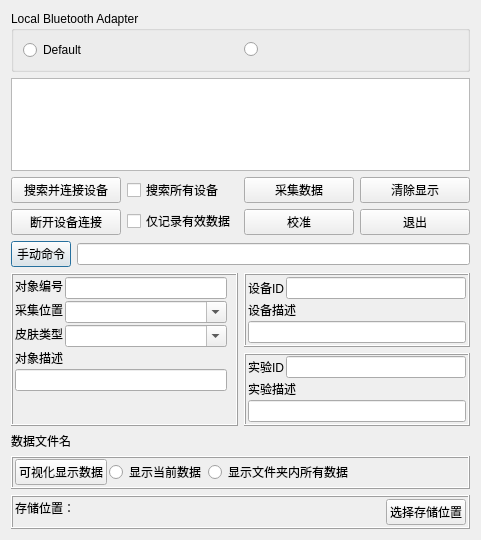
Above: chat.ui from curious-heart/pc_ble_chat before the change. Below: the same form after it.
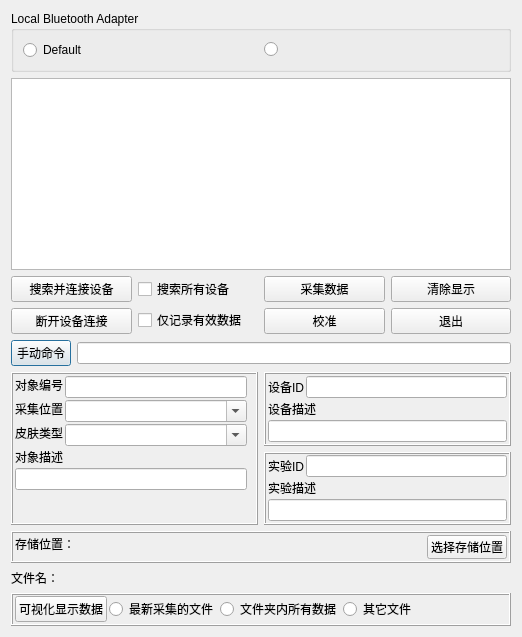
That is the form after the change.

Patch:
```diff
--- a/chat.ui
+++ b/chat.ui
@@ -6,7 +6,7 @@
    <rect>
     <x>0</x>
     <y>0</y>
-    <width>481</width>
+    <width>522</width>
     <height>540</height>
    </rect>
   </property>
@@ -62,12 +62,26 @@
        </item>
        <item>
         <widget class="QTextEdit" name="chat">
+         <property name="sizePolicy">
+          <sizepolicy hsizetype="Expanding" vsizetype="MinimumExpanding">
+           <horstretch>0</horstretch>
+           <verstretch>0</verstretch>
+          </sizepolicy>
+         </property>
          <property name="maximumSize">
           <size>
            <width>16777215</width>
-           <height>206</height>
+           <height>256</height>
           </size>
          </property>
+         <property name="font">
+          <font>
+           <family>Courier New</family>
+           <pointsize>10</pointsize>
+           <italic>false</italic>
+           <bold>false</bold>
+          </font>
+         </property>
          <property name="focusPolicy">
           <enum>Qt::NoFocus</enum>
          </property>
@@ -434,95 +448,19 @@
      <item>
       <layout class="QHBoxLayout" name="horizontalLayout_7">
        <item>
-        <widget class="QLabel" name="currFileNameLabel">
-         <property name="sizePolicy">
-          <sizepolicy hsizetype="Preferred" vsizetype="Fixed">
-           <horstretch>0</horstretch>
-           <verstretch>0</verstretch>
-          </sizepolicy>
-         </property>
-         <property name="text">
-          <string>数据文件名</string>
-         </property>
-        </widget>
-       </item>
-      </layout>
-     </item>
-     <item>
-      <widget class="QFrame" name="frame">
-       <property name="sizePolicy">
-        <sizepolicy hsizetype="Expanding" vsizetype="Maximum">
-         <horstretch>0</horstretch>
-         <verstretch>0</verstretch>
-        </sizepolicy>
-       </property>
-       <property name="minimumSize">
-        <size>
-         <width>10</width>
-         <height>0</height>
-        </size>
-       </property>
-       <property name="frameShape">
-        <enum>QFrame::Box</enum>
-       </property>
-       <property name="frameShadow">
-        <enum>QFrame::Raised</enum>
-       </property>
-       <layout class="QHBoxLayout" name="horizontalLayout_11">
-        <property name="spacing">
-         <number>2</number>
-        </property>
-        <property name="leftMargin">
-         <number>2</number>
-        </property>
-        <property name="topMargin">
-         <number>1</number>
-        </property>
-        <property name="rightMargin">
-         <number>2</number>
-        </property>
-        <property name="bottomMargin">
-         <number>2</number>
-        </property>
-        <item>
-         <widget class="QPushButton" name="fileVisualButton">
-          <property name="text">
-           <string>可视化显示数据</string>
-          </property>
-         </widget>
-        </item>
-        <item>
-         <widget class="QRadioButton" name="currFolderradioButton">
-          <property name="text">
-           <string>显示当前数据</string>
-          </property>
-         </widget>
-        </item>
-        <item>
-         <widget class="QRadioButton" name="currFileradioButton">
-          <property name="text">
-           <string>显示文件夹内所有数据</string>
-          </property>
-         </widget>
-        </item>
-        <item>
-         <spacer name="horizontalSpacer_2">
-          <property name="orientation">
-           <enum>Qt::Horizontal</enum>
-          </property>
-          <property name="sizeHint" stdset="0">
-           <size>
-            <width>40</width>
-            <height>20</height>
-           </size>
-          </property>
-         </spacer>
-        </item>
-       </layout>
-      </widget>
-     </item>
-     <item>
       <widget class="QFrame" name="frame_2">
+         <property name="sizePolicy">
+          <sizepolicy hsizetype="Preferred" vsizetype="Minimum">
+           <horstretch>0</horstretch>
+           <verstretch>0</verstretch>
+          </sizepolicy>
+         </property>
+         <property name="maximumSize">
+          <size>
+           <width>16777215</width>
+           <height>70</height>
+          </size>
+         </property>
        <property name="frameShape">
         <enum>QFrame::Box</enum>
        </property>
@@ -577,7 +515,7 @@
             <property name="sizeHint" stdset="0">
              <size>
               <width>20</width>
-              <height>40</height>
+                <height>8</height>
              </size>
             </property>
            </spacer>
@@ -589,7 +527,7 @@
           <item>
            <widget class="QLabel" name="storePathDisplay">
             <property name="sizePolicy">
-             <sizepolicy hsizetype="Expanding" vsizetype="Preferred">
+               <sizepolicy hsizetype="Expanding" vsizetype="Minimum">
               <horstretch>0</horstretch>
               <verstretch>0</verstretch>
              </sizepolicy>
@@ -597,7 +535,7 @@
             <property name="maximumSize">
              <size>
               <width>16777215</width>
-              <height>48</height>
+                <height>64</height>
              </size>
             </property>
             <property name="text">
@@ -611,19 +549,6 @@
             </property>
            </widget>
           </item>
-          <item>
-           <spacer name="verticalSpacer_4">
-            <property name="orientation">
-             <enum>Qt::Vertical</enum>
-            </property>
-            <property name="sizeHint" stdset="0">
-             <size>
-              <width>20</width>
-              <height>40</height>
-             </size>
-            </property>
-           </spacer>
-          </item>
          </layout>
         </item>
         <item>
@@ -636,6 +561,12 @@
               <verstretch>0</verstretch>
              </sizepolicy>
             </property>
+              <property name="maximumSize">
+               <size>
+                <width>16777215</width>
+                <height>24</height>
+               </size>
+              </property>
             <property name="text">
              <string>选择存储位置</string>
             </property>
@@ -649,12 +580,130 @@
             <property name="sizeHint" stdset="0">
              <size>
               <width>20</width>
-              <height>40</height>
+                <height>0</height>
              </size>
             </property>
            </spacer>
           </item>
          </layout>
+          </item>
+         </layout>
+        </widget>
+       </item>
+      </layout>
+     </item>
+     <item>
+      <layout class="QHBoxLayout" name="horizontalLayout_3" stretch="1,9">
+       <item>
+        <widget class="QLabel" name="displayedFileLabel">
+         <property name="maximumSize">
+          <size>
+           <width>16777215</width>
+           <height>16777215</height>
+          </size>
+         </property>
+         <property name="text">
+          <string>文件名：</string>
+         </property>
+        </widget>
+       </item>
+       <item>
+        <widget class="QLabel" name="currFileNameLabel">
+         <property name="sizePolicy">
+          <sizepolicy hsizetype="Preferred" vsizetype="Fixed">
+           <horstretch>0</horstretch>
+           <verstretch>0</verstretch>
+          </sizepolicy>
+         </property>
+         <property name="maximumSize">
+          <size>
+           <width>16777215</width>
+           <height>16777215</height>
+          </size>
+         </property>
+         <property name="text">
+          <string/>
+         </property>
+        </widget>
+       </item>
+      </layout>
+     </item>
+     <item>
+      <widget class="QFrame" name="frame">
+       <property name="sizePolicy">
+        <sizepolicy hsizetype="Expanding" vsizetype="Maximum">
+         <horstretch>0</horstretch>
+         <verstretch>0</verstretch>
+        </sizepolicy>
+       </property>
+       <property name="minimumSize">
+        <size>
+         <width>10</width>
+         <height>0</height>
+        </size>
+       </property>
+       <property name="frameShape">
+        <enum>QFrame::Box</enum>
+       </property>
+       <property name="frameShadow">
+        <enum>QFrame::Raised</enum>
+       </property>
+       <layout class="QHBoxLayout" name="horizontalLayout_11">
+        <property name="spacing">
+         <number>2</number>
+        </property>
+        <property name="leftMargin">
+         <number>2</number>
+        </property>
+        <property name="topMargin">
+         <number>1</number>
+        </property>
+        <property name="rightMargin">
+         <number>2</number>
+        </property>
+        <property name="bottomMargin">
+         <number>2</number>
+        </property>
+        <item>
+         <widget class="QPushButton" name="fileVisualButton">
+          <property name="text">
+           <string>可视化显示数据</string>
+          </property>
+         </widget>
+        </item>
+        <item>
+         <widget class="QRadioButton" name="currFileradioButton">
+          <property name="text">
+           <string>最新采集的文件</string>
+          </property>
+         </widget>
+        </item>
+        <item>
+         <widget class="QRadioButton" name="currFolderradioButton">
+          <property name="text">
+           <string>文件夹内所有数据</string>
+          </property>
+         </widget>
+        </item>
+        <item>
+         <widget class="QRadioButton" name="otherFileradioButton">
+          <property name="text">
+           <string>其它文件</string>
+          </property>
+         </widget>
+        </item>
+        <item>
+         <spacer name="horizontalSpacer_2">
+          <property name="orientation">
+           <enum>Qt::Horizontal</enum>
+          </property>
+          <property name="sizeHint" stdset="0">
+           <size>
+            <width>40</width>
+            <height>20</height>
+           </size>
+          </property>
+         </spacer>
         </item>
        </layout>
       </widget>
```
Lines whose indentation alone changed are shown as unchanged.
